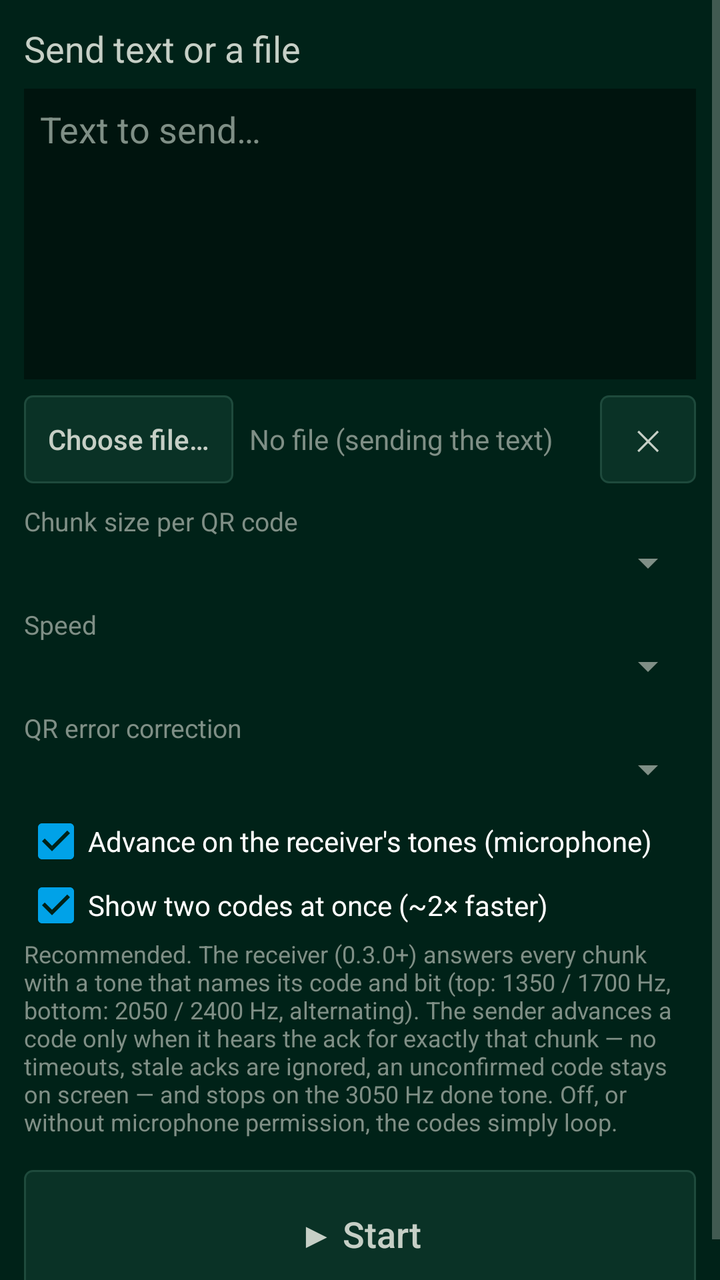
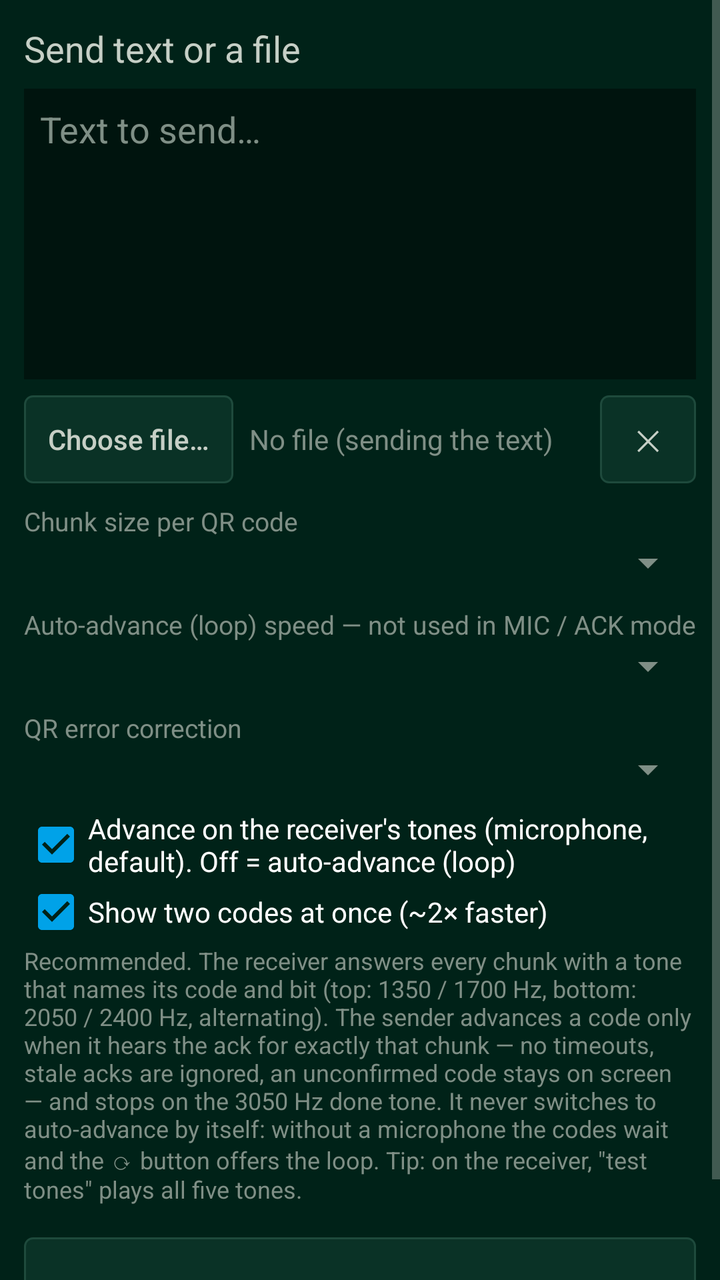

Two renders of the same Android screen: before a commit and after it. Below are the layout's source before the change and the commit's diff.
<!-- AndroidManifest.xml: application theme AppTheme -->
<!-- res/layout/activity_send.xml -->
<?xml version="1.0" encoding="utf-8"?>
<FrameLayout xmlns:android="http://schemas.android.com/apk/res/android"
    android:id="@+id/root"
    android:layout_width="match_parent"
    android:layout_height="match_parent">

    <ScrollView
        android:id="@+id/setup"
        android:layout_width="match_parent"
        android:layout_height="match_parent">

        <LinearLayout
            android:layout_width="match_parent"
            android:layout_height="wrap_content"
            android:orientation="vertical"
            android:padding="12dp">

            <TextView
                android:layout_width="wrap_content"
                android:layout_height="wrap_content"
                android:text="@string/send_title"
                android:textSize="18sp" />

            <EditText
                android:id="@+id/text"
                android:layout_width="match_parent"
                android:layout_height="wrap_content"
                android:layout_marginTop="8dp"
                android:background="@color/bg2"
                android:gravity="top|start"
                android:hint="@string/text_hint"
                android:importantForAutofill="no"
                android:inputType="textMultiLine"
                android:minLines="6"
                android:padding="8dp"
                android:textColorHint="@color/dim" />

            <LinearLayout
                android:layout_width="match_parent"
                android:layout_height="wrap_content"
                android:layout_marginTop="8dp"
                android:gravity="center_vertical"
                android:orientation="horizontal">

                <Button
                    android:id="@+id/pick"
                    android:layout_width="wrap_content"
                    android:layout_height="wrap_content"
                    android:text="@string/pick_file" />

                <TextView
                    android:id="@+id/file_info"
                    android:layout_width="0dp"
                    android:layout_height="wrap_content"
                    android:layout_marginStart="8dp"
                    android:layout_weight="1"
                    android:text="@string/no_file"
                    android:textColor="@color/dim" />

                <Button
                    android:id="@+id/clear_file"
                    android:layout_width="wrap_content"
                    android:layout_height="wrap_content"
                    android:contentDescription="@string/clear_file"
                    android:text="@string/x_glyph" />
            </LinearLayout>

            <TextView style="@style/Label" android:text="@string/chunk_size" />
            <Spinner android:id="@+id/chunk" android:layout_width="match_parent" android:layout_height="wrap_content" />
            <TextView style="@style/Label" android:text="@string/speed" />
            <Spinner android:id="@+id/fps" android:layout_width="match_parent" android:layout_height="wrap_content" />
            <TextView style="@style/Label" android:text="@string/ecc_level" />
            <Spinner android:id="@+id/ecc" android:layout_width="match_parent" android:layout_height="wrap_content" />

            <CheckBox
                android:id="@+id/ack"
                android:layout_width="match_parent"
                android:layout_height="wrap_content"
                android:layout_marginTop="8dp"
                android:buttonTint="@color/hi"
                android:checked="true"
                android:text="@string/ack_mode" />

            <CheckBox
                android:id="@+id/two"
                android:layout_width="match_parent"
                android:layout_height="wrap_content"
                android:buttonTint="@color/hi"
                android:checked="true"
                android:text="@string/two_codes" />

            <TextView
                android:layout_width="match_parent"
                android:layout_height="wrap_content"
                android:text="@string/ack_help"
                android:textColor="@color/dim"
                android:textSize="12sp" />

            <Button
                android:id="@+id/start"
                android:layout_width="match_parent"
                android:layout_height="64dp"
                android:layout_marginTop="16dp"
                android:text="@string/start_send"
                android:textSize="18sp" />
        </LinearLayout>
    </ScrollView>

    <LinearLayout
        android:id="@+id/show"
        android:layout_width="match_parent"
        android:layout_height="match_parent"
        android:background="@color/bg2"
        android:orientation="vertical"
        android:visibility="gone">

        
        <LinearLayout
            android:id="@+id/qrs"
            android:layout_width="match_parent"
            android:layout_height="0dp"
            android:layout_weight="1"
            android:orientation="vertical">

            <ImageView
                android:id="@+id/qr_a"
                android:layout_width="match_parent"
                android:layout_height="0dp"
                android:layout_weight="1"
                android:contentDescription="@string/qr_desc"
                android:padding="6dp"
                android:scaleType="fitCenter" />

            <ImageView
                android:id="@+id/qr_b"
                android:layout_width="match_parent"
                android:layout_height="0dp"
                android:layout_weight="1"
                android:contentDescription="@string/qr_desc"
                android:padding="6dp"
                android:scaleType="fitCenter" />
        </LinearLayout>

        <TextView
            android:id="@+id/info"
            android:layout_width="match_parent"
            android:layout_height="wrap_content"
            android:fontFamily="monospace"
            android:gravity="center"
            android:padding="6dp" />

        
        <TextView
            android:id="@+id/ack_state"
            android:layout_width="match_parent"
            android:layout_height="wrap_content"
            android:fontFamily="monospace"
            android:gravity="center"
            android:paddingHorizontal="6dp"
            android:textColor="@color/dim"
            android:textSize="12sp" />

        <LinearLayout
            android:layout_width="match_parent"
            android:layout_height="wrap_content"
            android:orientation="horizontal"
            android:padding="8dp">

            <Button android:id="@+id/prev" style="@style/Ctl" android:contentDescription="@string/prev" android:text="@string/prev_glyph" />
            <Button android:id="@+id/pause" style="@style/Ctl" android:contentDescription="@string/pause" android:text="@string/pause_glyph" />
            <Button android:id="@+id/next" style="@style/Ctl" android:contentDescription="@string/next" android:text="@string/next_glyph" />
            <Button android:id="@+id/stop" style="@style/Ctl" android:contentDescription="@string/stop" android:text="@string/stop_glyph" />
        </LinearLayout>
    </LinearLayout>
</FrameLayout>
<!-- resources referenced by this layout -->
<resources>
  <color name="bg2">#FF00140E</color>
  <color name="dim">#FF7F8F86</color>
  <color name="hi">#FF00A2E8</color>
  <string name="ack_help">Recommended. The receiver (0.3.0+) answers every chunk with a tone that names its code and bit (top: 1350 / 1700 Hz, bottom: 2050 / 2400 Hz, alternating). The sender advances a code only when it hears the ack for exactly that chunk — no timeouts, stale acks are ignored, an unconfirmed code stays on screen — and stops on the 3050 Hz done tone. Off, or without microphone permission, the codes simply loop.</string>
  <string name="ack_mode">Advance on the receiver\'s tones (microphone)</string>
  <string name="chunk_size">Chunk size per QR code</string>
  <string name="clear_file">Clear file</string>
  <string name="ecc_level">QR error correction</string>
  <string name="next">Next</string>
  <string name="next_glyph" translatable="false">▶▶</string>
  <string name="no_file">No file (sending the text)</string>
  <string name="pause">Pause</string>
  <string name="pause_glyph" translatable="false">⏸</string>
  <string name="pick_file">Choose file…</string>
  <string name="prev">Previous</string>
  <string name="prev_glyph" translatable="false">◀</string>
  <string name="qr_desc">QR code frame</string>
  <string name="send_title">Send text or a file</string>
  <string name="speed">Speed</string>
  <string name="start_send">▶ Start</string>
  <string name="stop">Stop</string>
  <string name="stop_glyph" translatable="false">■</string>
  <string name="text_hint">Text to send…</string>
  <string name="two_codes">Show two codes at once (~2× faster)</string>
  <string name="x_glyph" translatable="false">✕</string>
  <style name="Ctl" parent="Btn">
          <item name="android:layout_width">0dp</item>
          <item name="android:layout_height">56dp</item>
          <item name="android:layout_weight">1</item>
          <item name="android:layout_marginStart">2dp</item>
          <item name="android:layout_marginEnd">2dp</item>
      </style>
  <style name="Label">
          <item name="android:layout_width">wrap_content</item>
          <item name="android:layout_height">wrap_content</item>
          <item name="android:layout_marginTop">10dp</item>
          <item name="android:textColor">@color/dim</item>
          <item name="android:textSize">13sp</item>
      </style>
  <color name="bg">#FF002218</color>
  <color name="text">#FFC6CFC6</color>
  <style name="Dialog" parent="android:Theme.Material.Dialog.Alert">
          <item name="android:colorAccent">@color/hi</item>
          <item name="android:colorBackground">@color/panel</item>
          <item name="android:textColorPrimary">@color/text</item>
          <item name="android:textColor">@color/text</item>
      </style>
  <!-- drawable btn_bg (drawable) -->
  <?xml version="1.0" encoding="utf-8"?>
  <ripple xmlns:android="http://schemas.android.com/apk/res/android" android:color="#5500A2E8">
      <item>
          <shape android:shape="rectangle">
              <solid android:color="@color/panel"/>
              <stroke android:width="1dp" android:color="@color/grid"/>
              <corners android:radius="4dp"/>
          </shape>
      </item>
  </ripple>
  <color name="panel">#FF0A3226</color>
  <color name="grid">#FF1E4A3C</color>
  <!-- unchanged entries left out for length: 2 -->
</resources>

<!-- the commit's change to res/layout/activity_send.xml (unified diff, before → after) -->
@@ -170,6 +170,7 @@
             <Button android:id="@+id/pause" style="@style/Ctl" android:contentDescription="@string/pause" android:text="@string/pause_glyph" />
             <Button android:id="@+id/next" style="@style/Ctl" android:contentDescription="@string/next" android:text="@string/next_glyph" />
             <Button android:id="@+id/stop" style="@style/Ctl" android:contentDescription="@string/stop" android:text="@string/stop_glyph" />
+            <Button android:id="@+id/to_loop" style="@style/Ctl" android:contentDescription="@string/to_loop" android:text="@string/to_loop_glyph" />
         </LinearLayout>
     </LinearLayout>
 </FrameLayout>
<!-- resource entries referenced after the edit -->
@@ -3,8 +3,8 @@
   <color name="bg2">#FF00140E</color>
   <color name="dim">#FF7F8F86</color>
   <color name="hi">#FF00A2E8</color>
-  <string name="ack_help">Recommended. The receiver (0.3.0+) answers every chunk with a tone that names its code and bit (top: 1350 / 1700 Hz, bottom: 2050 / 2400 Hz, alternating). The sender advances a code only when it hears the ack for exactly that chunk — no timeouts, stale acks are ignored, an unconfirmed code stays on screen — and stops on the 3050 Hz done tone. Off, or without microphone permission, the codes simply loop.</string>
-  <string name="ack_mode">Advance on the receiver\'s tones (microphone)</string>
+  <string name="ack_help">Recommended. The receiver answers every chunk with a tone that names its code and bit (top: 1350 / 1700 Hz, bottom: 2050 / 2400 Hz, alternating). The sender advances a code only when it hears the ack for exactly that chunk — no timeouts, stale acks are ignored, an unconfirmed code stays on screen — and stops on the 3050 Hz done tone. It never switches to auto-advance by itself: without a microphone the codes wait and the ⟳ button offers the loop. Tip: on the receiver, \"test tones\" plays all five tones.</string>
+  <string name="ack_mode">Advance on the receiver\'s tones (microphone, default). Off = auto-advance (loop)</string>
   <string name="chunk_size">Chunk size per QR code</string>
   <string name="clear_file">Clear file</string>
   <string name="ecc_level">QR error correction</string>
@@ -18,11 +18,13 @@
   <string name="prev_glyph" translatable="false">◀</string>
   <string name="qr_desc">QR code frame</string>
   <string name="send_title">Send text or a file</string>
-  <string name="speed">Speed</string>
+  <string name="speed">Auto-advance (loop) speed — not used in MIC / ACK mode</string>
   <string name="start_send">▶ Start</string>
   <string name="stop">Stop</string>
   <string name="stop_glyph" translatable="false">■</string>
   <string name="text_hint">Text to send…</string>
+  <string name="to_loop">Switch to auto-advance (loop)</string>
+  <string name="to_loop_glyph" translatable="false">⟳</string>
   <string name="two_codes">Show two codes at once (~2× faster)</string>
   <string name="x_glyph" translatable="false">✕</string>
   <style name="Ctl" parent="Btn">
